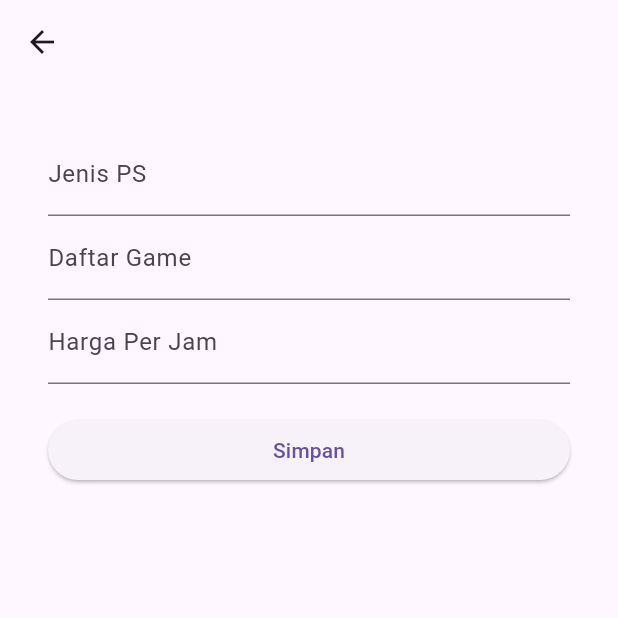
After one commit to Alll1210/rental_ps_kesekiankalinya, a Flutter app: the AddPlaystations screen opened directly, after a tap on "Simpan", on a phone screen of 412 x 824 dp, the top half of it. The commit adds this screen. Run offline on Flutter 3.47's test engine with Material 3 defaults, Android fonts, the phone set to English and light mode, and no system bars; our stand-ins replace shared_preferences; accounts and stored records are empty; network calls fail.

Commit message:
UPDATE LAGI

```diff
--- a/lib/modal/api.dart
+++ b/lib/modal/api.dart
@@ -1,4 +1,5 @@
 class BaseUrl {
   static String login = "http://192.168.124.136/ps/API/login.php";
   static String register = "http://192.168.124.136/ps/API/register.php";
+  static String addPlaystations = "http://192.168.124.136/ps/API/add_playstations.php";
 }
--- /dev/null
+++ b/lib/view/add_playstations.dart
@@ -0,0 +1,98 @@
+import 'dart:convert';
+import 'package:flutter/material.dart';
+import 'package:http/http.dart' as http;
+import 'package:shared_preferences/shared_preferences.dart';
+import 'package:rental_ps_kesekiankalinya/modal/api.dart';
+
+class AddPlaystations extends StatefulWidget {
+  const AddPlaystations({Key? key}) : super(key: key);
+
+  @override
+  State<AddPlaystations> createState() => _AddPlaystationsState();
+}
+
+class _AddPlaystationsState extends State<AddPlaystations> {
+  String? jenisPs, daftarGame, harga, idUsers;
+  final _key = GlobalKey<FormState>();
+
+  getPref() async {
+    SharedPreferences preferences = await SharedPreferences.getInstance();
+    setState(() {
+      idUsers = preferences.getString("id");
+    });
+  }
+
+  check() {
+    final form = _key.currentState;
+    if (form != null && form.validate()) {
+      form.save();
+      submit();
+    }
+  }
+  Future<void> submit() async {
+    final form = _key.currentState;
+    if (form != null && form.validate()) {
+      form.save();
+  final response = await http.post(Uri.parse(BaseUrl.addPlaystations), body: {
+  "jenis_ps": jenisPs!,
+  "daftar_game": daftarGame!,
+  "harga": harga!,
+    "idUsers" :idUsers
+  },
+  );
+  final data = jsonDecode(response.body);
+  int value = data['value'];
+  String pesan = data['message'];
+  if (value == 1) {
+  print(pesan);
+  setState(() {
+  Navigator.pop(context);
+  });
+  } else {
+  print(pesan);
+  }
+}
+}
+  @override
+  void initState() {
+    super.initState();
+    getPref();
+  }
+
+  @override
+  Widget build(BuildContext context) {
+    return Scaffold(
+      appBar: AppBar(),
+      body: Padding(
+        padding: EdgeInsets.all(16.0),
+        child: Form(
+          key: _key,
+          child: ListView(
+            padding: EdgeInsets.all(16.0),
+            children: <Widget>[
+              TextFormField(
+                onSaved: (e) => jenisPs = e,
+                decoration: InputDecoration(labelText: 'Jenis PS'),
+              ),
+              TextFormField(
+                onSaved: (e) => daftarGame = e,
+                decoration: InputDecoration(labelText: 'Daftar Game'),
+              ),
+              TextFormField(
+                onSaved: (e) => harga = e,
+                decoration: InputDecoration(labelText: 'Harga Per Jam'),
+              ),
+              SizedBox(height: 20.0),
+              ElevatedButton(
+                onPressed: () {
+                  check();
+                },
+                child: Text("Simpan"),
+              ),
+            ],
+          ),
+        ),
+      ),
+    );
+  }
+}
```
Also changed, not shown: lib/login_page.dart (+8 -5 lines), lib/view/playstations.dart (+10 -3 lines), 1 other file.
